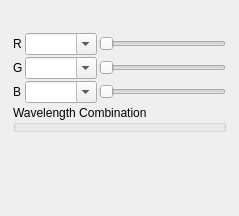
EnMAP-Box/qgispluginsupport, file qps/ui/rasterbandconfigwidget.ui: the form before one commit.
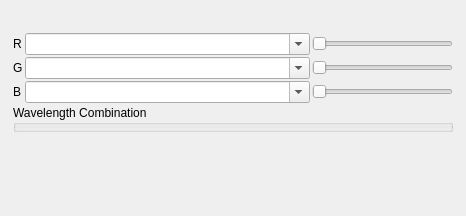
The form after the commit. The open tabs and pages were chosen to show the change. Custom widgets are drawn as their Qt base class.

Commit message: modified raster band widget

What changed in the file:
```diff
--- a/qps/ui/rasterbandconfigwidget.ui
+++ b/qps/ui/rasterbandconfigwidget.ui
@@ -6,7 +6,7 @@
    <rect>
     <x>0</x>
     <y>0</y>
-    <width>208</width>
+    <width>466</width>
     <height>216</height>
    </rect>
   </property>
```
Left out of the diff: 2 changed lines with no effect on the pictures. The commit also changes 3 other files.
